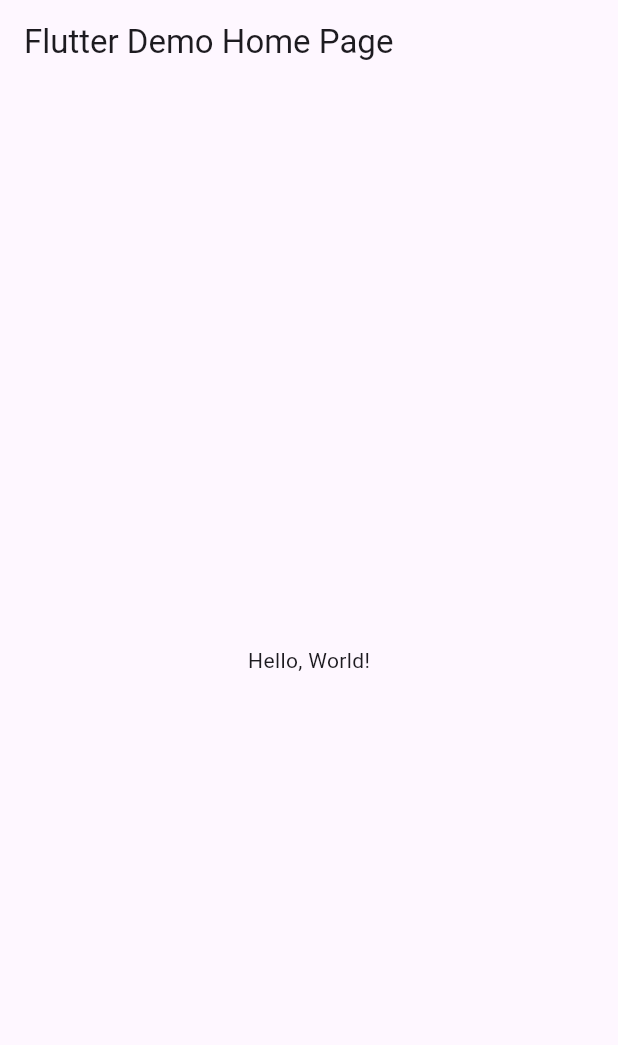
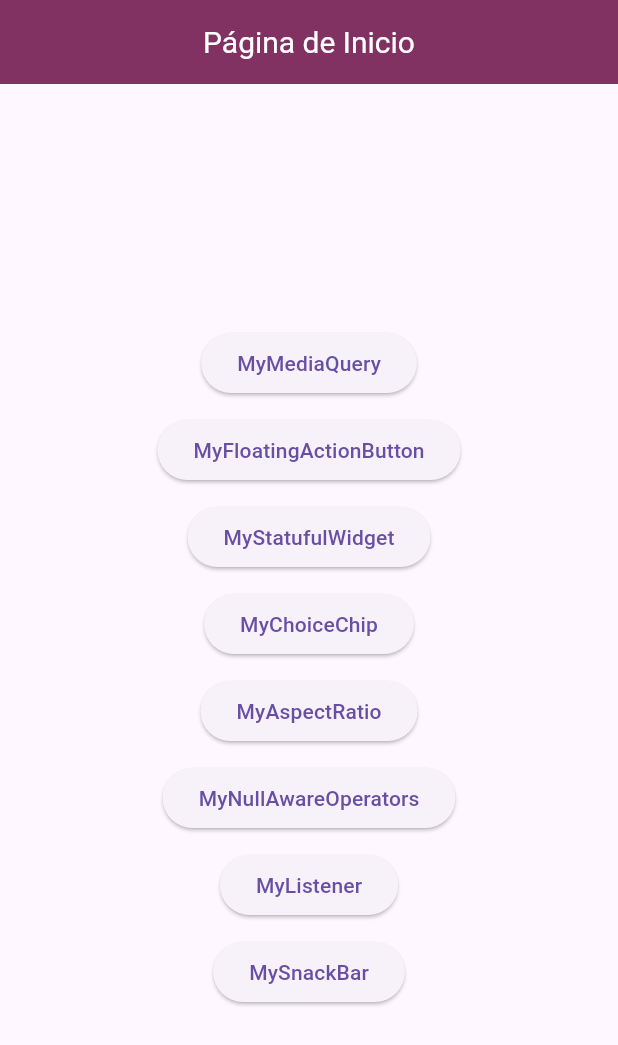
Before and after one commit to Johana-Moras-0458/examen-2da-unidad, a Flutter app: the screen it shows after launch, on a phone screen of 412 x 824 dp. Shown: the top 1045 px of the screen. Run offline on Flutter 3.47's test engine with Material 3 defaults, Android fonts, the phone set to English and light mode, and no system bars.

```diff
--- a/lib/main.dart
+++ b/lib/main.dart
@@ -1,43 +1,38 @@
 import 'package:flutter/material.dart';
+import 'pagina_inicio.dart';
+import 'media_query.dart';
+import 'floating_action_buttonn.dart';
+import 'stateful_widget.dart';
+import 'choice_chip.dart';
+import 'aspect_ratio.dart';
+import 'listener.dart';
+import 'null_aware_operators.dart';
+import 'snack_bar.dart';
 
-void main() => runApp(MyApp());
+void main() => runApp(const MiRutas());
 
-class MyApp extends StatelessWidget {
-  const MyApp({super.key});
-  // This widget is the root of your application.
+class MiRutas extends StatelessWidget {
+  const MiRutas({Key? key}) : super(key: key);
+
   @override
   Widget build(BuildContext context) {
     return MaterialApp(
-      // Application name
-      title: 'Flutter Hello World',
-      // Application theme data, you can set the colors for the application as
-      // you want
-      theme: ThemeData(
-        // useMaterial3: false,
-        primarySwatch: Colors.blue,
-      ),
-      // A widget which will be started on application startup
-      home: MyHomePage(title: 'Flutter Demo Home Page'),
+      debugShowCheckedModeBanner: false,
+      title: 'Rutas entre paginas',
+      initialRoute: '/',
+      routes: {
+        // When navigating to the "/" route, build the FirstScreen widget.
+        '/': (context) => const PaginaInicio(),
+        // When navigating to the "/second" route, build the SecondScreen widget.
+        '/pantalla1': (context) => const MyMediaQuery(),
+        '/pantalla2': (context) => const MyFloatingActionButton(),
+        '/pantalla3': (context) => MyStatufulWidget(number: 0),
+        '/pantalla4': (context) => const MyChoiceChip(),
+        '/pantalla5': (context) => const MyAspectRatio(),
+        '/pantalla6': (context) => MyNullAwareOperators(),
+        '/pantalla7': (context) => const MyListener(),
+        '/pantalla8': (context) => const MySnackBar(),
+      },
     );
   }
 }
-
-class MyHomePage extends StatelessWidget {
-  final String title;
-  const MyHomePage({super.key, required this.title});
-
-  @override
-  Widget build(BuildContext context) {
-    return Scaffold(
-      appBar: AppBar(
-        // The title text which will be shown on the action bar
-        title: Text(title),
-      ),
-      body: Center(
-        child: Text(
-          'Hello, World!',
-        ),
-      ),
-    );
-  }
-}
--- /dev/null
+++ b/lib/pagina_inicio.dart
@@ -0,0 +1,94 @@
+import 'package:flutter/material.dart';
+
+class PaginaInicio extends StatelessWidget {
+  const PaginaInicio({Key? key}) : super(key: key);
+
+  @override
+  Widget build(BuildContext context) {
+    return Scaffold(
+      appBar: AppBar(
+        backgroundColor: const Color(0xff813262),
+        title: const Text(
+          'Página de Inicio',
+          style: TextStyle(
+            color: Colors.white,
+            fontSize: 20.0,
+          ),
+        ),
+        centerTitle: true,
+      ),
+      body: Padding(
+        padding: const EdgeInsets.only(top: 20.0),
+        child: Column(
+          mainAxisAlignment: MainAxisAlignment.center,
+          children: [
+            Center(
+                child: ElevatedButton(
+              onPressed: () {
+                Navigator.pushNamed(context, '/pantalla1');
+              },
+              child: const Text('MyMediaQuery'),
+            )),
+            const SizedBox(height: 10.0),
+            Center(
+                child: ElevatedButton(
+              onPressed: () {
+                Navigator.pushNamed(context, '/pantalla2');
+              },
+              child: const Text('MyFloatingActionButton'),
+            )),
+            const SizedBox(height: 10.0),
+            Center(
+                child: ElevatedButton(
+              onPressed: () {
+                Navigator.pushNamed(context, '/pantalla3');
+              },
+              child: const Text('MyStatufulWidget'),
+            )),
+            const SizedBox(height: 10.0),
+            Center(
+                child: ElevatedButton(
+              onPressed: () {
+                Navigator.pushNamed(context, '/pantalla4');
+              },
+              child: const Text('MyChoiceChip'),
+            )),
+            const SizedBox(height: 10.0),
+            Center(
+                child: ElevatedButton(
+              onPressed: () {
+                Navigator.pushNamed(context, '/pantalla5');
+              },
+              child: const Text('MyAspectRatio'),
+            )),
+            const SizedBox(height: 10.0),
+            Center(
+                child: ElevatedButton(
+              onPressed: () {
+                Navigator.pushNamed(context, '/pantalla6');
+              },
+              child: const Text('MyNullAwareOperators'),
+            )),
+            const SizedBox(height: 10.0),
+            Center(
+                child: ElevatedButton(
+              onPressed: () {
+                Navigator.pushNamed(context, '/pantalla7');
+              },
+              child: const Text('MyListener'),
+            )),
+            const SizedBox(height: 10.0),
+            Center(
+                child: ElevatedButton(
+              onPressed: () {
+                Navigator.pushNamed(context, '/pantalla8');
+              },
+              child: const Text('MySnackBar'),
+            )),
+            const SizedBox(height: 10.0),
+          ],
+        ),
+      ),
+    );
+  }
+}
```
Also changed, not shown: lib/aspect_ratio.dart (added, +105 -0 lines), lib/choice_chip.dart (added, +46 -0 lines), lib/floating_action_buttonn.dart (added, +56 -0 lines), lib/listener.dart (added, +97 -0 lines), lib/media_query.dart (added, +46 -0 lines), lib/null_aware_operators.dart (added, +76 -0 lines), lib/snack_bar.dart (added, +47 -0 lines), lib/stateful_widget.dart (added, +112 -0 lines).
